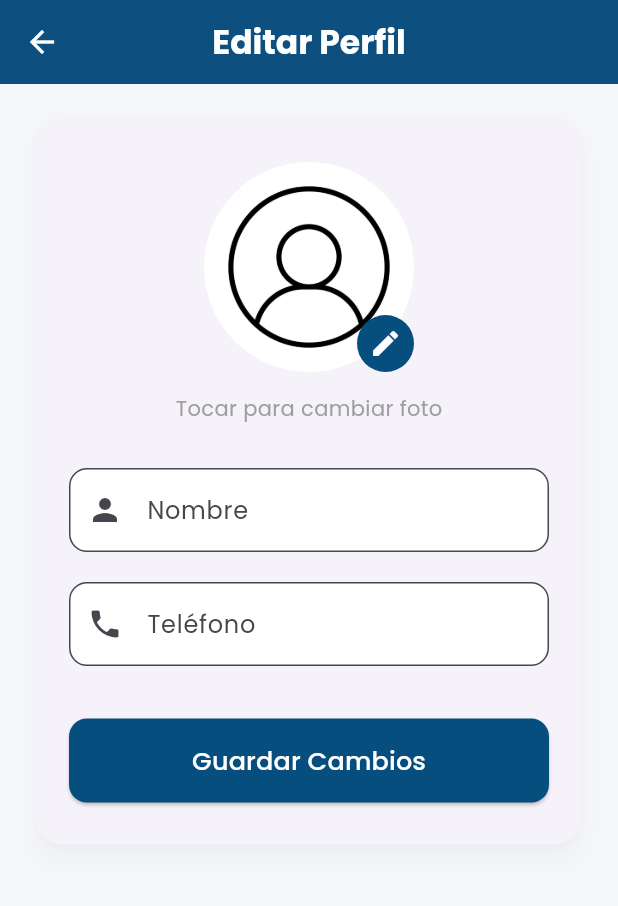
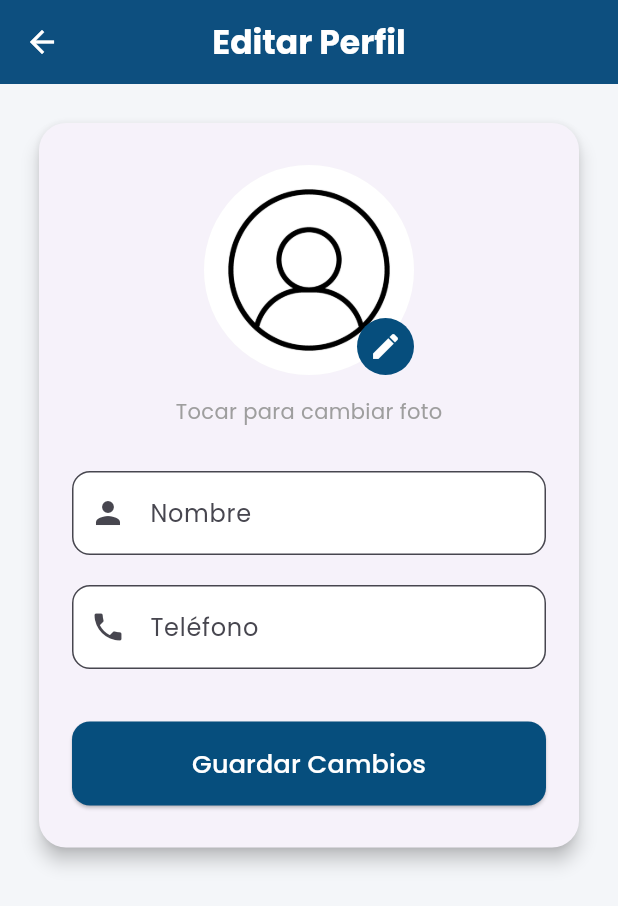
Before and after one commit to PalomequeDeLaTorre/limpexia_express_app, a Flutter app: the EditarPerfilPage screen opened directly with empty values, on a phone screen of 412 x 824 dp. Shown: the top 906 px of the screen. Run offline on Flutter 3.47's test engine with Material 3 defaults, Android fonts, the light colour scheme and no system bars; our stand-ins replace connectivity_plus, firebase_auth, firebase_core, firebase_database, firebase_messaging, firebase_storage and 4 more; accounts and stored records are empty; network calls fail.

Commit message:
version1.6

```diff
--- a/lib/pantallas/editar_perfil_page.dart
+++ b/lib/pantallas/editar_perfil_page.dart
@@ -181,15 +181,14 @@ class _EditarPerfilPageState extends State<EditarPerfilPage> {
         elevation: 3,
       ),
       body: SingleChildScrollView(
-        padding: const EdgeInsets.all(20),
+        padding: const EdgeInsets.all(22),
         child: Column(
           children: [
             Card(
-              elevation: 5,
-              shadowColor: const Color.fromARGB(66, 255, 255, 255),
               shape: RoundedRectangleBorder(
                 borderRadius: BorderRadius.circular(18),
               ),
+              elevation: 5,
               child: Padding(
                 padding:
                     const EdgeInsets.symmetric(horizontal: 22, vertical: 28),
```
